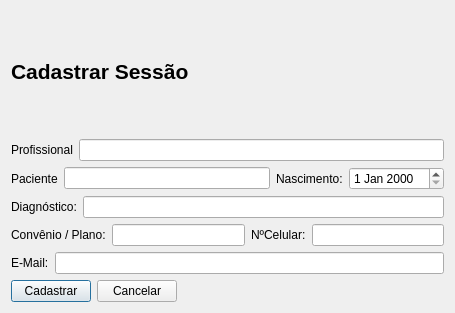
Old version of the form clinica_cpp/cadastrosessao.ui in the repository juander/Projeto_CPP.
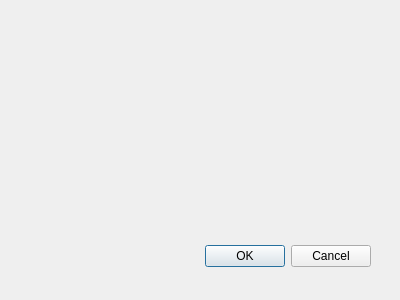
New version of the form.

```diff
--- a/clinica_cpp/cadastrosessao.ui
+++ b/clinica_cpp/cadastrosessao.ui
@@ -6,154 +6,29 @@
    <rect>
     <x>0</x>
     <y>0</y>
-    <width>455</width>
-    <height>313</height>
+    <width>400</width>
+    <height>300</height>
    </rect>
   </property>
   <property name="windowTitle">
    <string>Dialog</string>
   </property>
-  <layout class="QVBoxLayout" name="verticalLayout_2">
-   <item>
-    <layout class="QVBoxLayout" name="verticalLayout">
-     <item>
-      <widget class="QLabel" name="label_6">
-       <property name="text">
-        <string>&lt;!DOCTYPE HTML PUBLIC &quot;-//W3C//DTD HTML 4.0//EN&quot; &quot;http://www.w3.org/TR/REC-html40/strict.dtd&quot;&gt;
-&lt;html&gt;&lt;head&gt;&lt;meta name=&quot;qrichtext&quot; content=&quot;1&quot; /&gt;&lt;meta charset=&quot;utf-8&quot; /&gt;&lt;style type=&quot;text/css&quot;&gt;
-p, li { white-space: pre-wrap; }
-hr { height: 1px; border-width: 0; }
-li.unchecked::marker { content: &quot;\2610&quot;; }
-li.checked::marker { content: &quot;\2612&quot;; }
-&lt;/style&gt;&lt;/head&gt;&lt;body style=&quot; font-family:'Segoe UI'; font-size:9pt; font-weight:400; font-style:normal;&quot;&gt;
-&lt;p style=&quot; margin-top:12px; margin-bottom:12px; margin-left:0px; margin-right:0px; -qt-block-indent:0; text-indent:0px;&quot;&gt;&lt;span style=&quot; font-size:16pt; font-weight:700;&quot;&gt;Cadastrar Sessão&lt;/span&gt;&lt;/p&gt;&lt;/body&gt;&lt;/html&gt;</string>
-       </property>
-      </widget>
-     </item>
-     <item>
-      <layout class="QHBoxLayout" name="horizontalLayout">
-       <item>
-        <widget class="QLabel" name="label">
-         <property name="text">
-          <string>Profissional</string>
-         </property>
-        </widget>
-       </item>
-       <item>
-        <widget class="QLineEdit" name="txtnome"/>
-       </item>
-      </layout>
-     </item>
-     <item>
-      <layout class="QHBoxLayout" name="horizontalLayout_2">
-       <item>
-        <widget class="QLabel" name="label_8">
-         <property name="text">
-          <string>Paciente</string>
-         </property>
-        </widget>
-       </item>
-       <item>
-        <widget class="QLineEdit" name="txtCpf"/>
-       </item>
-       <item>
-        <widget class="QLabel" name="label_5">
-         <property name="text">
-          <string>Nascimento:</string>
-         </property>
-        </widget>
-       </item>
-       <item>
-        <widget class="QDateEdit" name="txtData"/>
-       </item>
-      </layout>
-     </item>
-     <item>
-      <layout class="QHBoxLayout" name="horizontalLayout_7">
-       <item>
-        <widget class="QLabel" name="label_9">
-         <property name="text">
-          <string>Diagnóstico:</string>
-         </property>
-        </widget>
-       </item>
-       <item>
-        <widget class="QLineEdit" name="txtDiagn"/>
-       </item>
-      </layout>
-     </item>
-     <item>
-      <layout class="QHBoxLayout" name="horizontalLayout_3">
-       <item>
-        <widget class="QLabel" name="label_2">
-         <property name="text">
-          <string>Convênio / Plano:</string>
-         </property>
-        </widget>
-       </item>
-       <item>
-        <widget class="QLineEdit" name="txtconvenio"/>
-       </item>
-       <item>
-        <widget class="QLabel" name="label_7">
-         <property name="text">
-          <string>NºCelular:</string>
-         </property>
-        </widget>
-       </item>
-       <item>
-        <widget class="QLineEdit" name="txtcontato"/>
-       </item>
-      </layout>
-     </item>
-     <item>
-      <layout class="QHBoxLayout" name="horizontalLayout_4">
-       <item>
-        <widget class="QLabel" name="label_3">
-         <property name="text">
-          <string>E-Mail:</string>
-         </property>
-        </widget>
-       </item>
-       <item>
-        <widget class="QLineEdit" name="txtemail"/>
-       </item>
-      </layout>
-     </item>
-     <item>
-      <layout class="QHBoxLayout" name="horizontalLayout_5">
-       <item>
-        <widget class="QPushButton" name="btnCadastrarPac">
-         <property name="text">
-          <string>Cadastrar</string>
-         </property>
-        </widget>
-       </item>
-       <item>
-        <widget class="QPushButton" name="btnCancelarPac">
-         <property name="text">
-          <string>Cancelar</string>
-         </property>
-        </widget>
-       </item>
-       <item>
-        <spacer name="horizontalSpacer">
-         <property name="orientation">
-          <enum>Qt::Orientation::Horizontal</enum>
-         </property>
-         <property name="sizeHint" stdset="0">
-          <size>
-           <width>40</width>
-           <height>20</height>
-          </size>
-         </property>
-        </spacer>
-       </item>
-      </layout>
-     </item>
-    </layout>
-   </item>
-  </layout>
+  <widget class="QDialogButtonBox" name="buttonBox">
+   <property name="geometry">
+    <rect>
+     <x>30</x>
+     <y>240</y>
+     <width>341</width>
+     <height>32</height>
+    </rect>
+   </property>
+   <property name="orientation">
+    <enum>Qt::Orientation::Horizontal</enum>
+   </property>
+   <property name="standardButtons">
+    <set>QDialogButtonBox::StandardButton::Cancel|QDialogButtonBox::StandardButton::Ok</set>
+   </property>
+  </widget>
  </widget>
  <resources/>
  <connections/>
```
Left out of the diff: 39 changed lines with no effect on the pictures.
